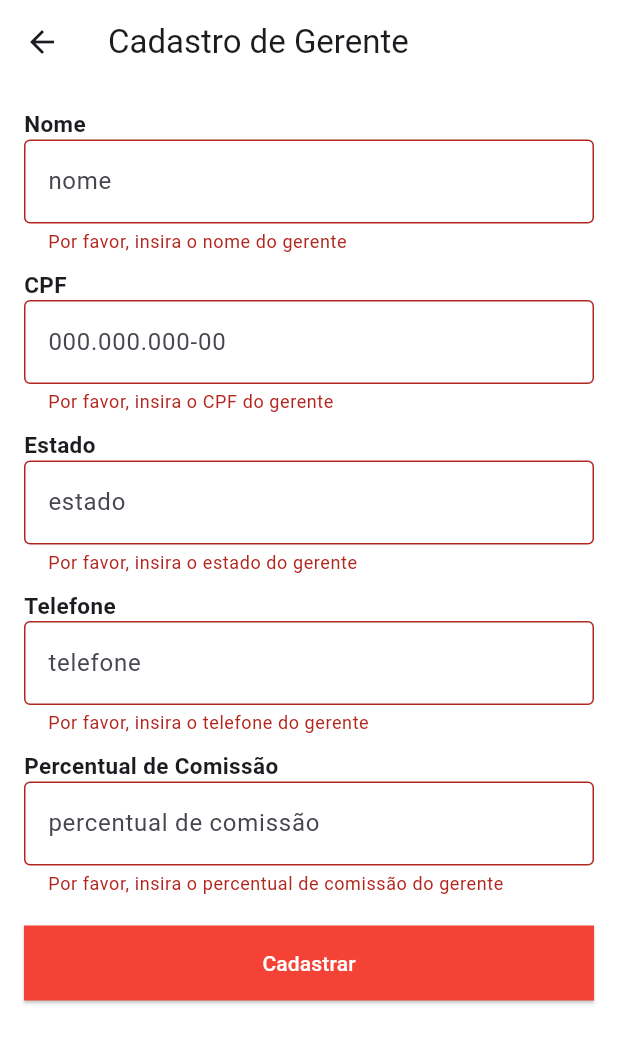
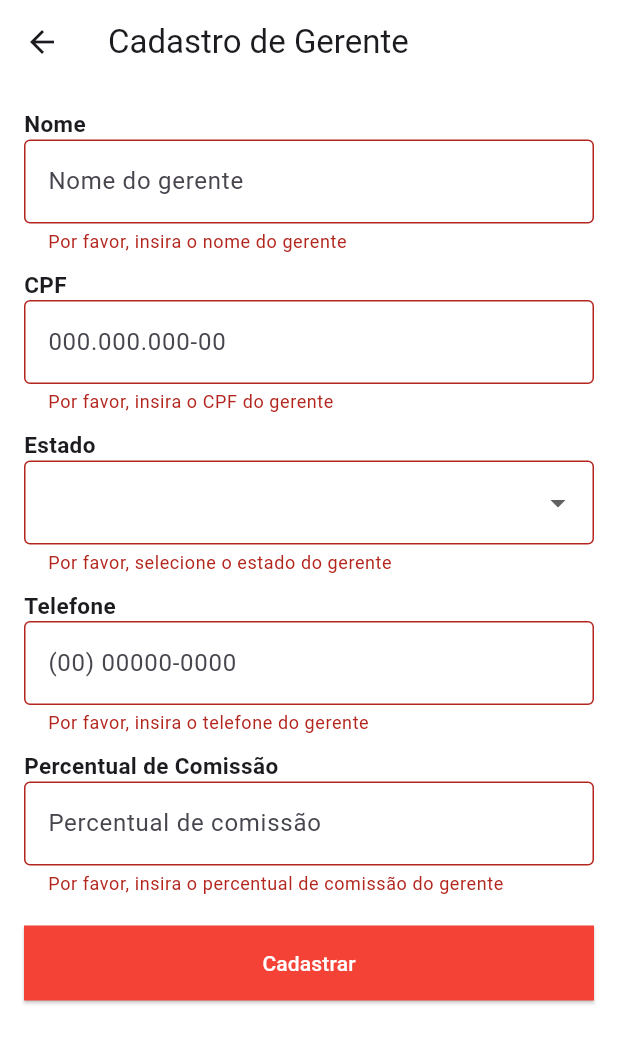
Before and after one commit to Leticia-LC/Desafio-Final, a Flutter app: the CadastroGerentesScreen screen opened directly, after a tap on "Cadastrar", on a phone screen of 412 x 824 dp. Shown: the top 1043 px of the screen. Run offline on Flutter 3.47's test engine with Material 3 defaults, Android fonts, the light colour scheme and no system bars; our stand-ins replace image_picker, mask_text_input_formatter, shared_preferences, sqflite; accounts and stored records are empty.

Commit message:
Ajustei o update de gerentes e vinculei cliente e gerente

```diff
--- a/desafio_final/lib/Model/Cliente.dart
+++ b/desafio_final/lib/Model/Cliente.dart
@@ -5,6 +5,7 @@ class Cliente {
   String city;
   String clientState;
   String cep;
+  String? managerCpf;
 
   Cliente({
     required this.cnpj,
@@ -13,6 +14,7 @@ class Cliente {
     required this.city,
     required this.clientState,
     required this.cep,
+    this.managerCpf,
   });
 
   Map<String, dynamic> toMap() {
@@ -23,6 +25,7 @@ class Cliente {
       'city': city,
       'clientState': clientState,
       'cep': cep,
+      'managerCpf': managerCpf,
     };
   }
 
@@ -34,6 +37,7 @@ class Cliente {
       city: map['city'],
       clientState: map['clientState'],
       cep: map['cep'],
+      managerCpf: map['managerCpf'],
     );
   }
 }
--- a/desafio_final/lib/View/Cadastro_gerentes.dart
+++ b/desafio_final/lib/View/Cadastro_gerentes.dart
@@ -1,5 +1,4 @@
 import 'package:flutter/material.dart';
-import 'package:mask_text_input_formatter/mask_text_input_formatter.dart';
 import '../Model/Database.dart';
 import '../Model/Gerente.dart';
 
@@ -22,14 +21,50 @@ class _CadastroGerenteScreenState extends State<CadastroGerentesScreen> {
   late TextEditingController _managerPhoneNumberController;
   late TextEditingController _percentageController;
 
+  final List<String> estados = [
+    'AC',
+    'AL',
+    'AP',
+    'AM',
+    'BA',
+    'CE',
+    'DF',
+    'ES',
+    'GO',
+    'MA',
+    'MT',
+    'MS',
+    'MG',
+    'PA',
+    'PB',
+    'PR',
+    'PE',
+    'PI',
+    'RJ',
+    'RN',
+    'RS',
+    'RO',
+    'RR',
+    'SC',
+    'SP',
+    'SE',
+    'TO'
+  ];
+
   @override
   void initState() {
     super.initState();
-    _managerNameController = TextEditingController(text: widget.gerente?.managerName ?? '');
+    _managerNameController =
+        TextEditingController(text: widget.gerente?.managerName ?? '');
     _cpfController = TextEditingController(text: widget.gerente?.cpf ?? '');
-    _managerStateController = TextEditingController(text: widget.gerente?.managerState ?? '');
-    _managerPhoneNumberController = TextEditingController(text: widget.gerente?.managerphoneNumber ?? '');
-    _percentageController = TextEditingController(text: widget.gerente != null ? widget.gerente!.percentage.toString() : '');
+    _managerStateController =
+        TextEditingController(text: widget.gerente?.managerState ?? '');
+    _managerPhoneNumberController =
+        TextEditingController(text: widget.gerente?.managerphoneNumber ?? '');
+    _percentageController = TextEditingController(
+        text: widget.gerente != null
+            ? widget.gerente!.percentage.toString()
+            : '');
   }
 
   @override
@@ -44,13 +79,9 @@ class _CadastroGerenteScreenState extends State<CadastroGerentesScreen> {
 
   void _saveGerente() async {
     if (_formKey.currentState!.validate()) {
-      final cpf = _cpfController.text
-          .replaceAll('.', '')
-          .replaceAll('-', '');
-
       Gerente gerente = Gerente(
         managerName: _managerNameController.text,
-        cpf: cpf,
+        cpf: _cpfController.text,
         managerState: _managerStateController.text,
         managerphoneNumber: _managerPhoneNumberController.text,
         percentage: int.parse(_percentageController.text),
@@ -78,10 +109,11 @@ class _CadastroGerenteScreenState extends State<CadastroGerentesScreen> {
       backgroundColor: Colors.white,
       appBar: AppBar(
         backgroundColor: Colors.white,
-        title: Text(widget.gerente == null ? 'Cadastro de Gerente' : 'Atualizar Gerente'),
+        title: Text(widget.gerente == null
+            ? 'Cadastro de Gerente'
+            : 'Atualizar Gerente'),
       ),
       body: SingleChildScrollView(
-        child: Padding(
         padding: const EdgeInsets.all(16.0),
         child: Form(
           key: _formKey,
@@ -98,7 +130,7 @@ class _CadastroGerenteScreenState extends State<CadastroGerentesScreen> {
               TextFormField(
                 controller: _managerNameController,
                 decoration: InputDecoration(
-                    hintText: "nome",
+                  hintText: "Nome do gerente",
                   border: OutlineInputBorder(),
                 ),
                 validator: (value) {
@@ -127,11 +159,12 @@ class _CadastroGerenteScreenState extends State<CadastroGerentesScreen> {
                   if (value == null || value.isEmpty) {
                     return 'Por favor, insira o CPF do gerente';
                   }
+                  final cpfRegex = RegExp(r'^[0-9]{11}$');
+                  if (!cpfRegex.hasMatch(value)) {
+                    return 'CPF inválido';
+                  }
                   return null;
                 },
-                  inputFormatters: [
-                    MaskTextInputFormatter(mask: '###.###.###-##'),
-                  ],
               ),
               SizedBox(height: 10),
               Text(
@@ -141,15 +174,27 @@ class _CadastroGerenteScreenState extends State<CadastroGerentesScreen> {
                   fontSize: 15,
                 ),
               ),
-                TextFormField(
-                  controller: _managerStateController,
+              DropdownButtonFormField<String>(
+                value: _managerStateController.text.isNotEmpty
+                    ? _managerStateController.text
+                    : null,
+                items: estados.map((String estado) {
+                  return DropdownMenuItem<String>(
+                    value: estado,
+                    child: Text(estado),
+                  );
+                }).toList(),
+                onChanged: (String? newValue) {
+                  setState(() {
+                    _managerStateController.text = newValue!;
+                  });
+                },
                 decoration: InputDecoration(
-                    hintText: "estado",
                   border: OutlineInputBorder(),
                 ),
                 validator: (value) {
                   if (value == null || value.isEmpty) {
-                      return 'Por favor, insira o estado do gerente';
+                    return 'Por favor, selecione o estado do gerente';
                   }
                   return null;
                 },
@@ -165,12 +210,17 @@ class _CadastroGerenteScreenState extends State<CadastroGerentesScreen> {
               TextFormField(
                 controller: _managerPhoneNumberController,
                 decoration: InputDecoration(
-                    hintText: "telefone",
+                  hintText: "(00) 00000-0000",
                   border: OutlineInputBorder(),
                 ),
+                keyboardType: TextInputType.phone,
                 validator: (value) {
                   if (value == null || value.isEmpty) {
                     return 'Por favor, insira o telefone do gerente';
+                  }
+                  final phoneRegex = RegExp(r'^[0-9]{11}$');
+                  if (!phoneRegex.hasMatch(value)) {
+                    return 'Telefone inválido';
                   }
                   return null;
                 },
@@ -186,13 +236,19 @@ class _CadastroGerenteScreenState extends State<CadastroGerentesScreen> {
               TextFormField(
                 controller: _percentageController,
                 decoration: InputDecoration(
-                    hintText: "percentual de comissão",
+                  hintText: "Percentual de comissão",
                   border: OutlineInputBorder(),
                 ),
                 keyboardType: TextInputType.number,
                 validator: (value) {
                   if (value == null || value.isEmpty) {
                     return 'Por favor, insira o percentual de comissão do gerente';
+                  }
+                  final percentage = int.tryParse(value);
+                  if (percentage == null ||
+                      percentage < 0 ||
+                      percentage > 100) {
+                    return 'Percentual de comissão inválido';
                   }
                   return null;
                 },
@@ -204,17 +260,19 @@ class _CadastroGerenteScreenState extends State<CadastroGerentesScreen> {
                 child: ElevatedButton(
                   onPressed: _saveGerente,
                   style: ElevatedButton.styleFrom(
-                      foregroundColor: Colors.white, backgroundColor: Colors.red,
-                      shape: RoundedRectangleBorder(borderRadius: BorderRadius.zero),
+                    foregroundColor: Colors.white,
+                    backgroundColor: Colors.red,
+                    shape:
+                        RoundedRectangleBorder(borderRadius: BorderRadius.zero),
                   ),
-                    child: Text(widget.gerente == null ? 'Cadastrar' : 'Atualizar'),
+                  child:
+                      Text(widget.gerente == null ? 'Cadastrar' : 'Atualizar'),
                 ),
               )
             ],
           ),
         ),
       ),
-      ),
     );
   }
 }
--- a/desafio_final/lib/View/Clientes.dart
+++ b/desafio_final/lib/View/Clientes.dart
@@ -1,6 +1,7 @@
 import 'package:flutter/material.dart';
 import '../Model/Cliente.dart';
 import '../Model/Database.dart';
+import '../Model/Gerente.dart';
 import 'Cadastro_clientes.dart';
 
 class ClientesScreen extends StatefulWidget {
@@ -31,10 +32,12 @@ class _ClientesScreenState extends State<ClientesScreen> {
     }
   }
 
-  void _navigateToCadastroClientesScreen(BuildContext context, Cliente cliente) async {
+  void _navigateToCadastroClientesScreen(
+      BuildContext context, Cliente cliente) async {
     bool? clienteAtualizado = await Navigator.push(
       context,
-      MaterialPageRoute(builder: (context) => CadastroClientesScreen(cliente: cliente)),
+      MaterialPageRoute(
+          builder: (context) => CadastroClientesScreen(cliente: cliente)),
     );
     if (clienteAtualizado == true) {
       setState(() {});
@@ -50,7 +53,6 @@ class _ClientesScreenState extends State<ClientesScreen> {
       setState(() {});
     }
   }
-
 
   @override
   Widget build(BuildContext context) {
@@ -78,6 +80,16 @@ class _ClientesScreenState extends State<ClientesScreen> {
               itemCount: snapshot.data!.length,
               itemBuilder: (context, index) {
                 final cliente = snapshot.data![index];
+                return FutureBuilder<Gerente?>(
+                  future: _dbHelper.getGerenteByState(cliente.clientState),
+                  builder: (context, gerenteSnapshot) {
+                    if (gerenteSnapshot.connectionState ==
+                        ConnectionState.waiting) {
+                      return CircularProgressIndicator();
+                    } else if (gerenteSnapshot.hasError) {
+                      return Text('Erro ao carregar o gerente');
+                    } else {
+                      final gerente = gerenteSnapshot.data;
                       return GestureDetector(
                         onTap: () {
                           _navigateToCadastroClientesScreen(context, cliente);
@@ -98,16 +110,22 @@ class _ClientesScreenState extends State<ClientesScreen> {
                                   children: [
                                     Text(
                                       'Nome: ${cliente.clientName}',
-                                style: TextStyle(fontSize: 16, fontWeight: FontWeight.bold),
+                                      style: TextStyle(
+                                          fontSize: 16,
+                                          fontWeight: FontWeight.bold),
                                     ),
                                     SizedBox(height: 8.0),
-                              Text('Telefone: ${cliente.clientPhoneNumber}'),
+                                    Text(
+                                        'Telefone: ${cliente.clientPhoneNumber}'),
                                     SizedBox(height: 8.0),
                                     Text('CNPJ: ${cliente.cnpj}'),
                                     SizedBox(height: 8.0),
                                     Text('Cidade: ${cliente.city}'),
                                     SizedBox(height: 8.0),
                                     Text('Estado: ${cliente.clientState}'),
+                                    SizedBox(height: 8.0),
+                                    Text(
+                                        'Gerente Responsável: ${gerente?.managerName ?? 'N/A'}'),
                                   ],
                                 ),
                               ),
@@ -119,7 +137,8 @@ class _ClientesScreenState extends State<ClientesScreen> {
                                     builder: (BuildContext context) {
                                       return AlertDialog(
                                         title: Text('Deseja deletar cliente?'),
-                                  content: Text('Tem certeza que deseja deletar o cliente ${cliente.clientName}?'),
+                                        content: Text(
+                                            'Tem certeza que deseja deletar o cliente ${cliente.clientName}?'),
                                         actions: [
                                           TextButton(
                                             child: Text('Não'),
@@ -144,6 +163,9 @@ class _ClientesScreenState extends State<ClientesScreen> {
                           ),
                         ),
                       );
+                    }
+                  },
+                );
               },
             );
           }
--- a/desafio_final/lib/View/Gerentes.dart
+++ b/desafio_final/lib/View/Gerentes.dart
@@ -15,10 +15,12 @@ class _GerentesScreenState extends State<GerentesScreen> {
     return await _dbHelper.getGerentes();
   }
 
-  void _navigateToCadastroGerentesScreen(BuildContext context, Gerente? gerente) async {
+  void _navigateToCadastroGerentesScreen(
+      BuildContext context, Gerente? gerente) async {
     bool? gerenteAtualizado = await Navigator.push(
       context,
-      MaterialPageRoute(builder: (context) => CadastroGerentesScreen(gerente: gerente)),
+      MaterialPageRoute(
+          builder: (context) => CadastroGerentesScreen(gerente: gerente)),
     );
     if (gerenteAtualizado == true) {
       setState(() {});
@@ -28,6 +30,17 @@ class _GerentesScreenState extends State<GerentesScreen> {
   void _deleteGerente(String cpf) async {
     await _dbHelper.deleteGerente(cpf);
     setState(() {});
+  }
+
+  void _updateGerente(Gerente gerente) async {
+    bool? gerenteAtualizado = await Navigator.push(
+      context,
+      MaterialPageRoute(
+          builder: (context) => CadastroGerentesScreen(gerente: gerente)),
+    );
+    if (gerenteAtualizado == true) {
+      setState(() {});
+    }
   }
 
   @override
@@ -55,7 +68,8 @@ class _GerentesScreenState extends State<GerentesScreen> {
               itemBuilder: (context, index) {
                 final gerente = snapshot.data![index];
                 return GestureDetector(
-                  onTap: () => _navigateToCadastroGerentesScreen(context, gerente),
+                  onTap: () => _updateGerente(gerente),
+                  // Chama o método de atualização ao clicar
                   child: Container(
                     margin: const EdgeInsets.symmetric(vertical: 8.0),
                     padding: const EdgeInsets.all(16.0),
@@ -72,7 +86,8 @@ class _GerentesScreenState extends State<GerentesScreen> {
                             children: [
                               Text(
                                 'Nome: ${gerente.managerName}',
-                                style: TextStyle(fontSize: 16, fontWeight: FontWeight.bold),
+                                style: TextStyle(
+                                    fontSize: 16, fontWeight: FontWeight.bold),
                               ),
                               SizedBox(height: 8.0),
                               Text('Telefone: ${gerente.managerphoneNumber}'),
@@ -81,7 +96,8 @@ class _GerentesScreenState extends State<GerentesScreen> {
                               SizedBox(height: 8.0),
                               Text('Estado: ${gerente.managerState}'),
                               SizedBox(height: 8.0),
-                              Text('Percentual de Comissão: ${gerente.percentage}%'),
+                              Text(
+                                  'Percentual de Comissão: ${gerente.percentage}%'),
                             ],
                           ),
                         ),
@@ -93,7 +109,8 @@ class _GerentesScreenState extends State<GerentesScreen> {
                               builder: (BuildContext context) {
                                 return AlertDialog(
                                   title: Text('Deseja deletar gerente?'),
-                                  content: Text('Tem certeza que deseja deletar o gerente ${gerente.managerName}?'),
+                                  content: Text(
+                                      'Tem certeza que deseja deletar o gerente ${gerente.managerName}?'),
                                   actions: [
                                     TextButton(
                                       child: Text('Não'),
```
Also changed, not shown: desafio_final/lib/Model/Database.dart (+53 -13 lines). Lines whose indentation alone changed are shown as unchanged.
